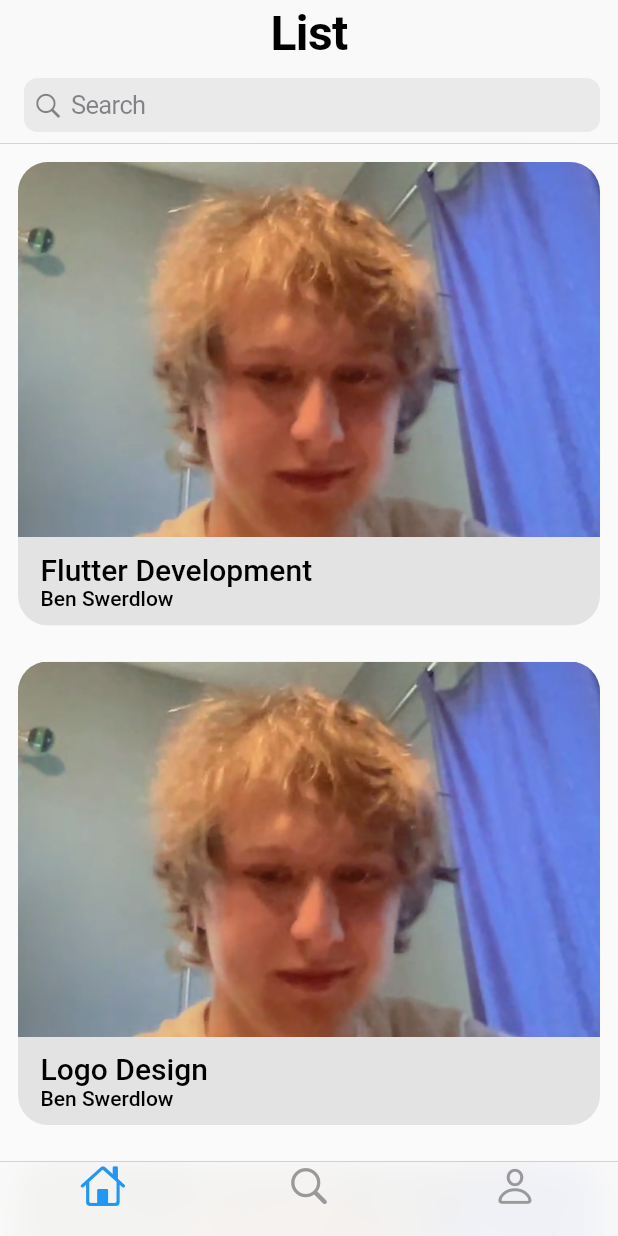
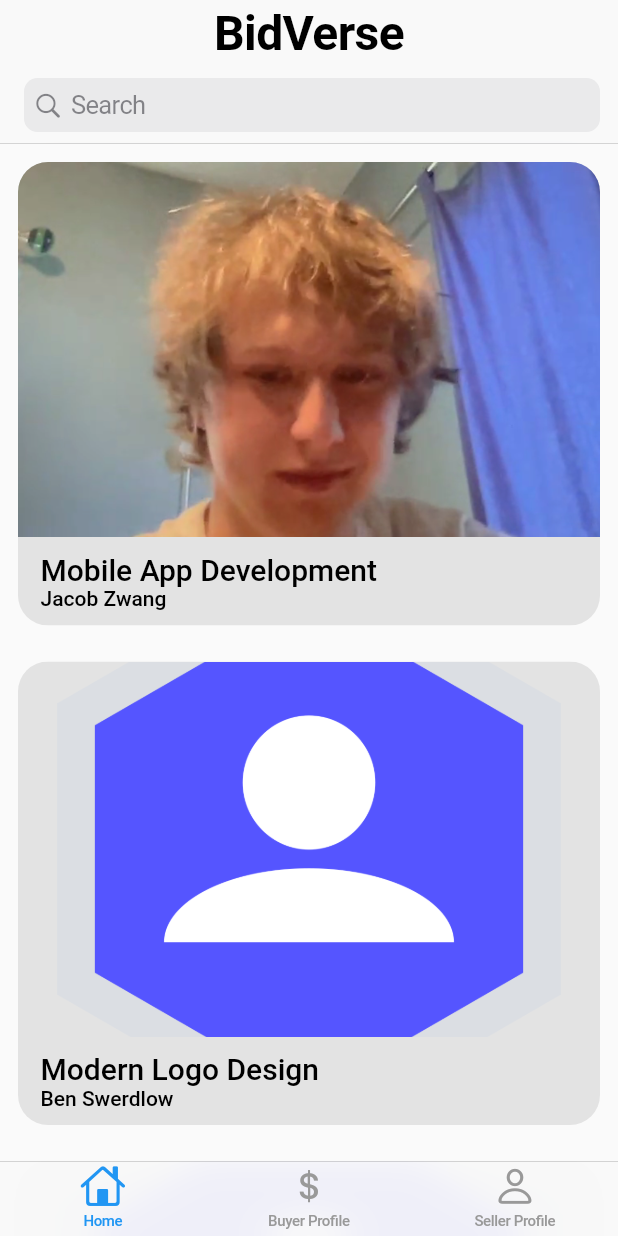
Before and after one commit to BidVerse/app, a Flutter app: the HomePage screen opened by its route, on a phone screen of 412 x 824 dp. Run offline on Flutter 3.47's test engine with Material 2 defaults, Android fonts, the phone set to English and light mode, and no system bars.

Commit message:
contractors page

```diff
--- /dev/null
+++ b/lib/components/profile_tile.dart
@@ -0,0 +1,54 @@
+import 'package:app/components/themed_text.dart';
+import 'package:app/global/app_theme.dart';
+import 'package:app/models/profiles.dart';
+import 'package:app/pages/contractor_info.dart';
+import 'package:flutter/cupertino.dart';
+import 'package:flutter/material.dart';
+
+class ProfileTile extends StatelessWidget {
+  final Profile profile;
+  ProfileTile(this.profile);
+
+  @override
+  Widget build(BuildContext context) {
+    return Padding(
+      padding: const EdgeInsets.all(12.0),
+      child: ClipRRect(
+        borderRadius: BorderRadius.circular(20),
+        child: TextButton(
+          onPressed: () {
+            Navigator.push(context, MaterialPageRoute(builder: (c) {
+              return ContractorInfoPage(profile.id);
+            }));
+          },
+          style: TextButton.styleFrom(
+              padding: EdgeInsets.zero,
+              backgroundColor: AppTheme.backgroundLightGray),
+          child: Column(
+            children: [
+              Hero(
+                tag: profile.id,
+                child: Image.asset(profile.image,
+                    height: 250, width: 400, fit: BoxFit.cover),
+              ),
+              Padding(
+                padding:
+                    const EdgeInsets.symmetric(vertical: 10, horizontal: 15),
+                child: SizedBox(
+                  width: double.infinity,
+                  child: Column(
+                    crossAxisAlignment: CrossAxisAlignment.start,
+                    children: [
+                      ThemedText(profile.contract, type: Type.h2),
+                      ThemedText(profile.name, type: Type.subtitle)
+                    ],
+                  ),
+                ),
+              )
+            ],
+          ),
+        ),
+      ),
+    );
+  }
+}
--- a/lib/models/profiles.dart
+++ b/lib/models/profiles.dart
@@ -1,4 +1,4 @@
 class Profile {
-  final String contract, name, image;
-  Profile({this.contract, this.name, this.image})
+  final String contract, name, image, id;
+  Profile({this.contract, this.name, this.image, this.id});
 }
--- a/lib/pages/contractor_info.dart
+++ b/lib/pages/contractor_info.dart
@@ -1,8 +1,9 @@
+import 'package:app/components/themed_text.dart';
 import 'package:flutter/material.dart';
 
 class ContractorInfoPage extends StatelessWidget {
-  final int index;
-  ContractorInfoPage(this.index);
+  final String id;
+  ContractorInfoPage(this.id);
 
   @override
   Widget build(BuildContext context) {
@@ -10,12 +11,17 @@ class ContractorInfoPage extends StatelessWidget {
         body: Stack(
       children: [
         Hero(
-          tag: index,
+          tag: id,
           child: Image.asset('assets/nooblow.png',
               height: double.infinity,
               width: double.infinity,
               fit: BoxFit.cover),
         ),
+        Positioned(
+            bottom: 0,
+            child: Container(
+                color: Colors.white,
+                child: ThemedText('hey look here\'s some fancy text')))
       ],
     ));
   }
--- a/lib/pages/contrators_list.dart
+++ b/lib/pages/contrators_list.dart
@@ -1,17 +1,37 @@
 import 'package:app/components/header.dart';
+import 'package:app/components/profile_tile.dart';
 import 'package:app/components/themed_text.dart';
 import 'package:app/global/app_theme.dart';
+import 'package:app/models/profiles.dart';
 import 'package:app/pages/contractor_info.dart';
 import 'package:flutter/cupertino.dart';
 import 'package:flutter/material.dart';
 
 class ContractorListPage extends StatelessWidget {
-  final List<String> list = [
-    'Flutter Development',
-    'Logo Design',
-    'Parametric Logo Design',
-    'React Development',
-    'Project Management'
+  final List<Profile> list = [
+    new Profile(
+        contract: 'Mobile App Development',
+        name: 'Jacob Zwang',
+        image: 'assets/nooblow.png',
+        id: '1'),
+    new Profile(
+      contract: 'Modern Logo Design',
+      name: 'Ben Swerdlow',
+      image: 'assets/logo.png',
+      id: '2',
+    ),
+    new Profile(
+      contract: 'Project/Pipeline Management',
+      name: 'Jason Telanoff',
+      image: 'assets/logo.png',
+      id: '3',
+    ),
+    new Profile(
+      contract: 'JavaScript Framework Development',
+      name: 'Ethan Hopkins',
+      image: 'assets/logo.png',
+      id: '4',
+    ),
   ];
 
   @override
@@ -24,51 +44,9 @@ class ContractorListPage extends StatelessWidget {
               padding: const EdgeInsets.only(right: 12),
               child: CupertinoSearchTextField(),
             ),
-            middle: ThemedText('List', type: Type.h1)),
+            middle: ThemedText('BidVerse', type: Type.h1)),
         SliverList(
-            delegate: SliverChildBuilderDelegate(
-                (c, i) => Padding(
-                      padding: const EdgeInsets.all(12.0),
-                      child: ClipRRect(
-                        borderRadius: BorderRadius.circular(20),
-                        child: TextButton(
-                          onPressed: () {
-                            Navigator.push(context,
-                                MaterialPageRoute(builder: (c) {
-                              return ContractorInfoPage(i);
-                            }));
-                          },
-                          style: TextButton.styleFrom(
-                              padding: EdgeInsets.zero,
-                              backgroundColor: AppTheme.backgroundLightGray),
-                          child: Column(
-                            children: [
-                              Hero(
-                                tag: i,
-                                child: Image.asset('assets/nooblow.png',
-                                    height: 250, width: 400, fit: BoxFit.cover),
-                              ),
-                              Padding(
-                                padding: const EdgeInsets.symmetric(
-                                    vertical: 10, horizontal: 15),
-                                child: SizedBox(
-                                  width: double.infinity,
-                                  child: Column(
-                                    crossAxisAlignment:
-                                        CrossAxisAlignment.start,
-                                    children: [
-                                      ThemedText(list[i], type: Type.h2),
-                                      ThemedText('Ben Swerdlow',
-                                          type: Type.subtitle)
-                                    ],
-                                  ),
-                                ),
-                              )
-                            ],
-                          ),
-                        ),
-                      ),
-                    ),
+            delegate: SliverChildBuilderDelegate((c, i) => ProfileTile(list[i]),
                 childCount: list.length))
       ]),
     );
--- a/lib/pages/home.dart
+++ b/lib/pages/home.dart
@@ -10,15 +10,15 @@ class HomePage extends StatelessWidget {
         tabBar: CupertinoTabBar(items: [
           BottomNavigationBarItem(
             icon: Icon(CupertinoIcons.home),
-            label: '',
+            label: 'Home',
           ),
           BottomNavigationBarItem(
-            icon: Icon(CupertinoIcons.search),
-            label: '',
+            icon: Icon(CupertinoIcons.money_dollar),
+            label: 'Buyer Profile',
           ),
           BottomNavigationBarItem(
             icon: Icon(CupertinoIcons.person),
-            label: '',
+            label: 'Seller Profile',
           )
         ]),
         tabBuilder: (context, index) {
```
